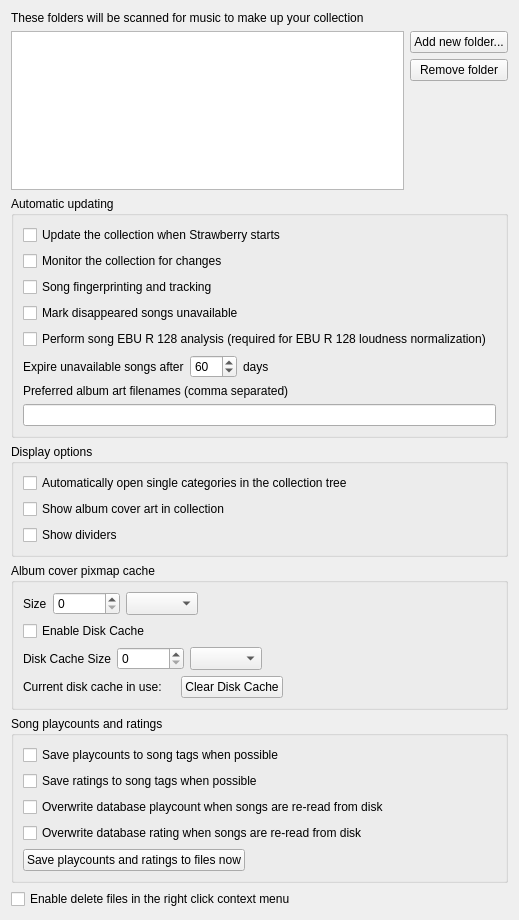
Old version of the form src/settings/collectionsettingspage.ui in the repository strawberrymusicplayer/strawberry.
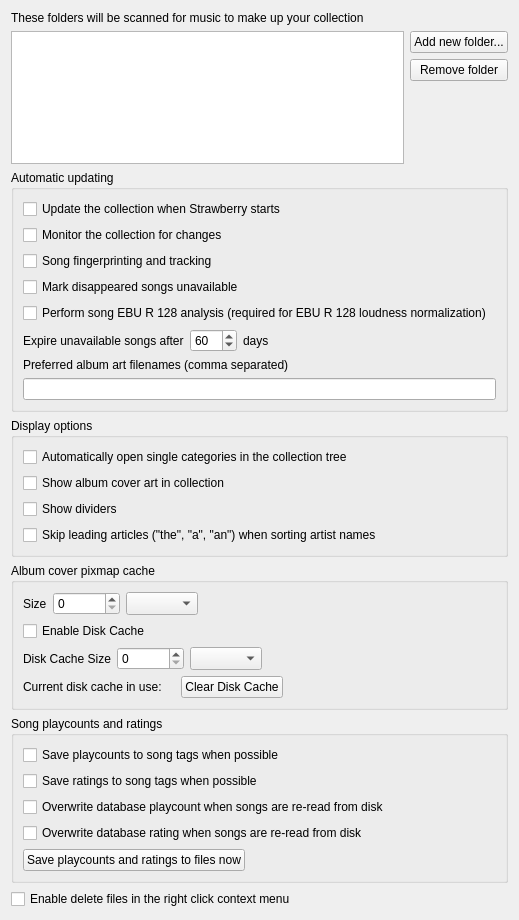
New version of the form.

Commit message: Add an option not to skip “The” when sorting artist names

Patch:
```diff
--- a/src/settings/collectionsettingspage.ui
+++ b/src/settings/collectionsettingspage.ui
@@ -225,6 +225,13 @@
         </property>
        </widget>
       </item>
+      <item>
+       <widget class="QCheckBox" name="sort_skips_articles">
+        <property name="text">
+         <string>Skip leading articles (&quot;the&quot;, &quot;a&quot;, &quot;an&quot;) when sorting artist names</string>
+        </property>
+       </widget>
+      </item>
      </layout>
     </widget>
    </item>
```
Left out of the diff: 1 changed line with no effect on the pictures. The commit also changes 6 other files.
